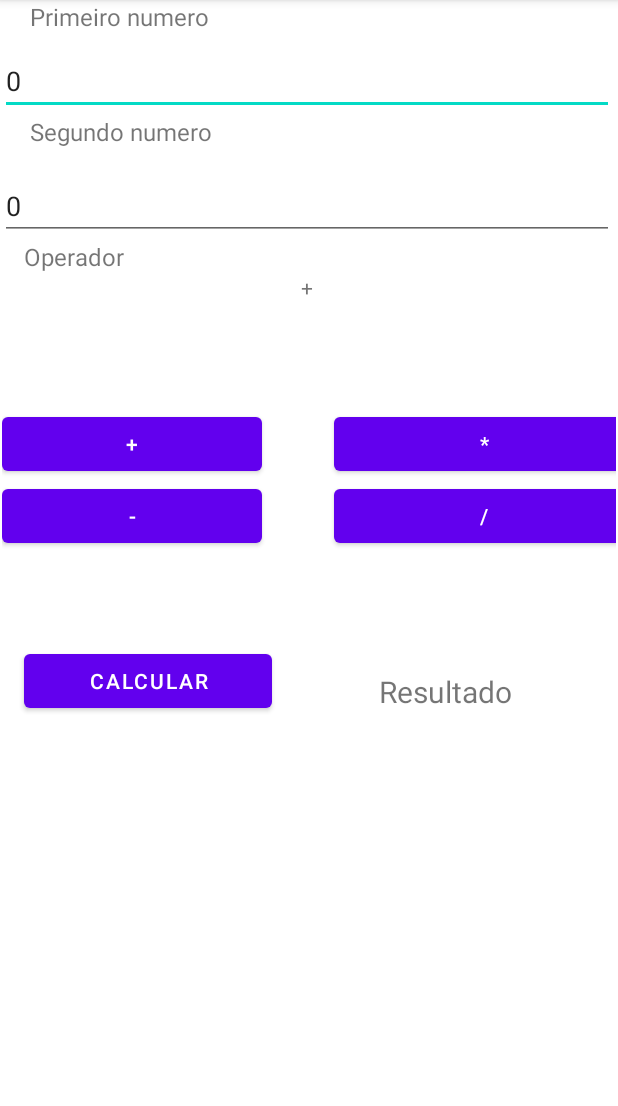
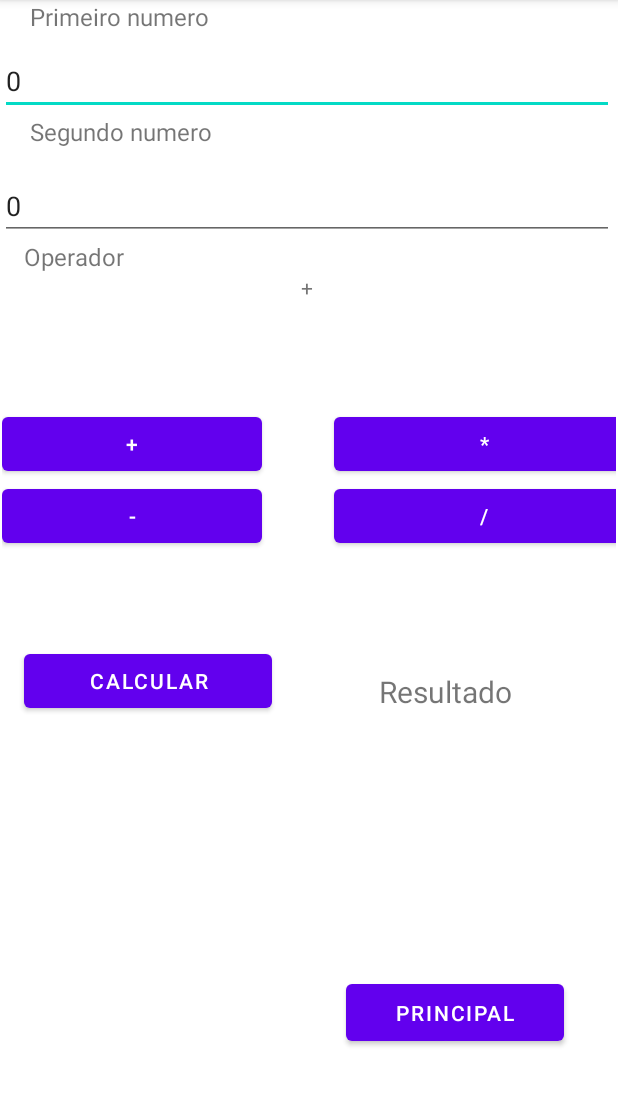
Before and after one commit to BavarescoRicardo/AulaExpositivaSenai, an Android app: the screen it shows after launch (MainActivity), on a phone screen of 412 x 824 dp, the part 84-1190 px from its top. Run offline under Robolectric (Android 15) with nearby library versions, the phone set to English and light mode, and no system bars.

Commit message:
em todas as telas foram adicionados botoes para voltar a tela principal.

```diff
--- a/app/src/main/java/com/example/aulaexpositiva/MainActivity.java
+++ b/app/src/main/java/com/example/aulaexpositiva/MainActivity.java
@@ -2,6 +2,7 @@ package com.example.aulaexpositiva;
 
 import androidx.appcompat.app.AppCompatActivity;
 
+import android.content.Intent;
 import android.os.Bundle;
 import android.view.View;
 import android.widget.Button;
@@ -76,4 +77,9 @@ public class MainActivity<EditView> extends AppCompatActivity {
         txtOperador.setText(" / ");
         simbolo = '/';
     }
+
+    public void abrirTelaPrincipal(View v){
+        Intent telaCalculadora = new Intent(this, PrincipalActivity.class);
+        startActivity(telaCalculadora);
+    }
 }
--- a/app/src/main/res/layout/activity_main.xml
+++ b/app/src/main/res/layout/activity_main.xml
@@ -5,6 +5,17 @@
     android:layout_width="match_parent"
     android:layout_height="match_parent"
     tools:context=".MainActivity">
+
+    <Button
+        android:id="@+id/button4"
+        android:layout_width="145dp"
+        android:layout_height="50dp"
+        android:layout_marginEnd="36dp"
+        android:layout_marginBottom="68dp"
+        android:onClick="abrirTelaPrincipal"
+        android:text="Principal"
+        app:layout_constraintBottom_toBottomOf="parent"
+        app:layout_constraintEnd_toEndOf="parent" />
 
     <androidx.constraintlayout.widget.Guideline
         android:id="@+id/guideline2"
```
Also changed, not shown: app/src/main/java/com/example/aulaexpositiva/Sobre.java (+8 -0 lines), app/src/main/res/layout/activity_sobre.xml (+11 -0 lines).
